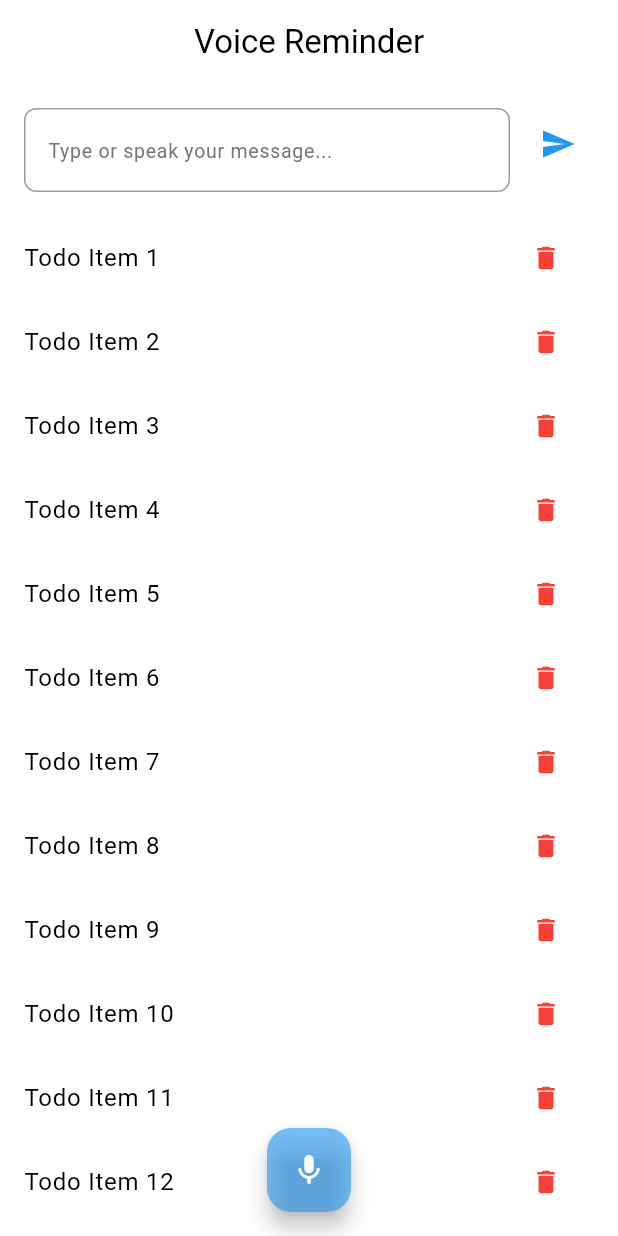
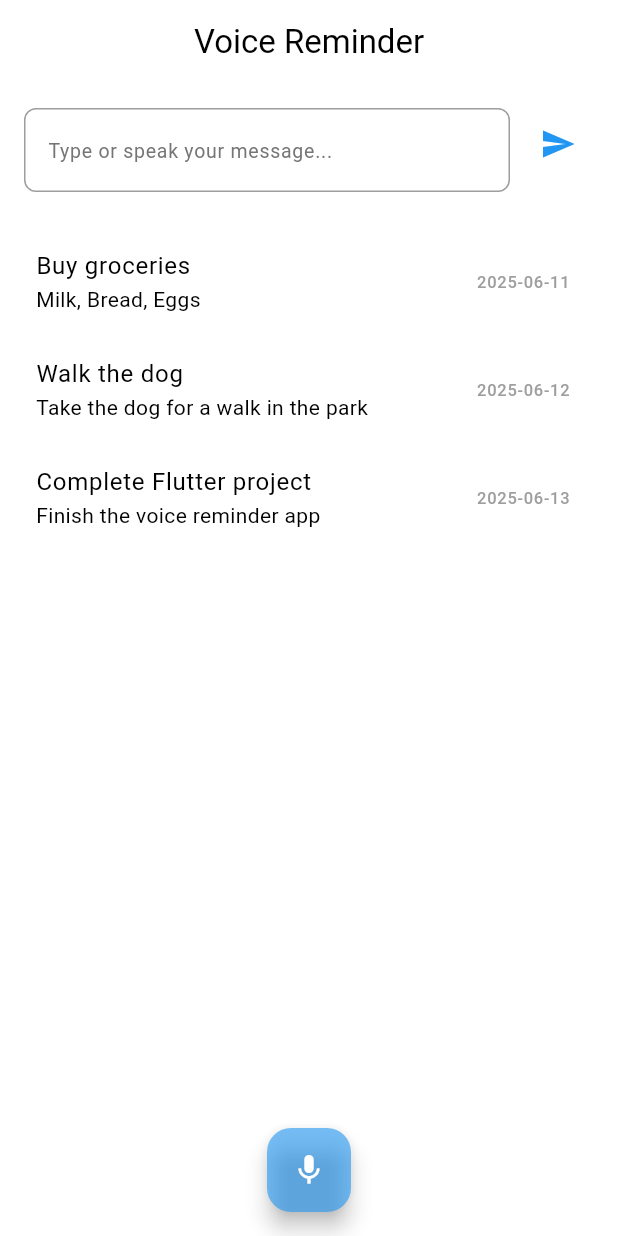
Before and after one commit to abeshahsan/voice_reminder, a Flutter app: the screen it shows after launch, after a tap on the "mic off" icon, on a phone screen of 412 x 824 dp. Run offline on Flutter 3.47's test engine with Material 3 defaults, Android fonts, the phone set to English and light mode, and no system bars; our stand-ins replace bloc, flutter_bloc, speech_to_text; network calls fail.

Commit message:
feat: implement task loading and display in TodoList component

```diff
--- a/lib/blocs/task/task_bloc.dart
+++ b/lib/blocs/task/task_bloc.dart
@@ -1,5 +1,4 @@
 import 'package:bloc/bloc.dart';
-import 'package:meta/meta.dart';
 
 import 'package:flutter/foundation.dart';
 import 'package:voice_reminder/models/task_model.dart';
@@ -7,10 +6,52 @@ import 'package:voice_reminder/models/task_model.dart';
 part 'task_event.dart';
 part 'task_state.dart';
 
+// some dummy data for testing
+List<Task> dummyTasks = [
+  Task(
+    id: '1',
+    title: 'Buy groceries',
+    description: 'Milk, Bread, Eggs',
+    dueDate: DateTime.now().add(Duration(days: 1)),
+  ),
+  Task(
+    id: '2',
+    title: 'Walk the dog',
+    description: 'Take the dog for a walk in the park',
+    dueDate: DateTime.now().add(Duration(days: 2)),
+  ),
+  Task(
+    id: '3',
+    title: 'Complete Flutter project',
+    description: 'Finish the voice reminder app',
+    dueDate: DateTime.now().add(Duration(days: 3)),
+  ),
+];
+
 class TaskBloc extends Bloc<TaskEvent, TaskState> {
+  List<Task> _tasks = [];
+
+  List<Task> get allTasks => _tasks;
+
   TaskBloc() : super(TaskInitial()) {
     on<TaskEvent>((event, emit) {
-      // TODO: implement event handler
+      if (event is TaskLoadEvent) {
+        _loadTasks(emit);
+        // } else if (event is TaskAddEvent) {
+        //   _addTask(event.task, emit);
+        // } else if (event is TaskUpdateEvent) {
+        //   _updateTask(event.task, emit);
+        // } else if (event is TaskDeleteEvent) {
+        //   _deleteTask(event.taskId, emit);
+      }
     });
+    add(TaskLoadEvent());
+  }
+
+  void _loadTasks(Emitter<TaskState> emit) {
+    debugPrint('Loading tasks...');
+    _tasks = List.from(dummyTasks); // Simulating loading from a database or API
+    emit(TaskLoaded(_tasks));
+    debugPrint('Tasks loaded: ${_tasks.length}');
   }
 }
--- a/lib/blocs/task/task_state.dart
+++ b/lib/blocs/task/task_state.dart
@@ -4,3 +4,12 @@ part of 'task_bloc.dart';
 sealed class TaskState {}
 
 final class TaskInitial extends TaskState {}
+
+final class TaskLoaded extends TaskState {
+  final List<Task> tasks;
+
+  TaskLoaded(this.tasks);
+
+  @override
+  String toString() => 'TaskLoaded { tasks: $tasks }';
+}
--- a/lib/components/todo_list.dart
+++ b/lib/components/todo_list.dart
@@ -1,22 +1,47 @@
 import 'package:flutter/material.dart';
+import 'package:flutter_bloc/flutter_bloc.dart';
+import 'package:voice_reminder/blocs/task/task_bloc.dart';
+import 'package:voice_reminder/models/task_model.dart';
 
 class TodoList extends StatelessWidget {
   const TodoList({super.key});
 
   @override
   Widget build(BuildContext context) {
-    return ListView.builder(
-      itemCount: 12, // Replace with your actual todo count
-      itemBuilder: (context, index) {
-        return ListTile(
-          title: Text('Todo Item ${index + 1}'),
-          trailing: IconButton(
-            icon: Icon(Icons.delete, size: 20.0),
-            color: Colors.red,
-            onPressed: () {
-              // Handle delete action
-            },
-          ),
+    return BlocBuilder<TaskBloc, TaskState>(
+      builder: (context, state) {
+
+        List<Task> tasks = context.read<TaskBloc>().allTasks;
+        if (tasks.isEmpty) {
+          return const Center(
+            child: Text(
+              'No tasks available',
+              style: TextStyle(fontSize: 18, color: Colors.grey),
+            ),
+          );
+        }
+
+        return ListView.builder(
+          itemCount: tasks.length,
+          padding: const EdgeInsets.all(8.0),
+          itemBuilder: (context, index) {
+            return ListTile(
+              title: Text(tasks[index].title),
+              subtitle: Text(
+                tasks[index].description,
+                maxLines: 2,
+                overflow: TextOverflow.ellipsis,
+              ),
+              trailing: Text(
+                tasks[index].dueDate.toLocal().toString().split(' ')[0],
+                style: const TextStyle(color: Colors.grey),
+              ),
+              onTap: () {
+                // Handle task tap, e.g., navigate to task details
+                debugPrint('Tapped on task: ${tasks[index].title}');
+              },
+            );
+          },
         );
       },
     );
```
